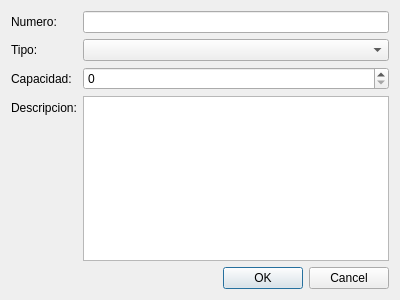
Qt form src/ui/unidad.ui (leosmolas/conotels) before a commit.
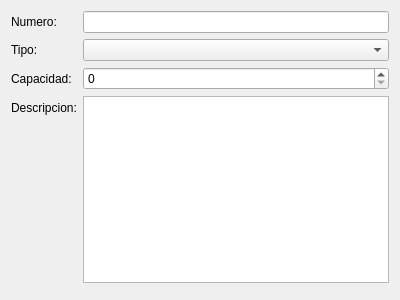
The same form after that commit.

The edit to the form file:
```diff
--- a/src/ui/unidad.ui
+++ b/src/ui/unidad.ui
@@ -63,9 +63,6 @@
      <property name="orientation">
       <enum>Qt::Horizontal</enum>
      </property>
-     <property name="standardButtons">
-      <set>QDialogButtonBox::Cancel|QDialogButtonBox::Ok</set>
-     </property>
     </widget>
    </item>
   </layout>
```
